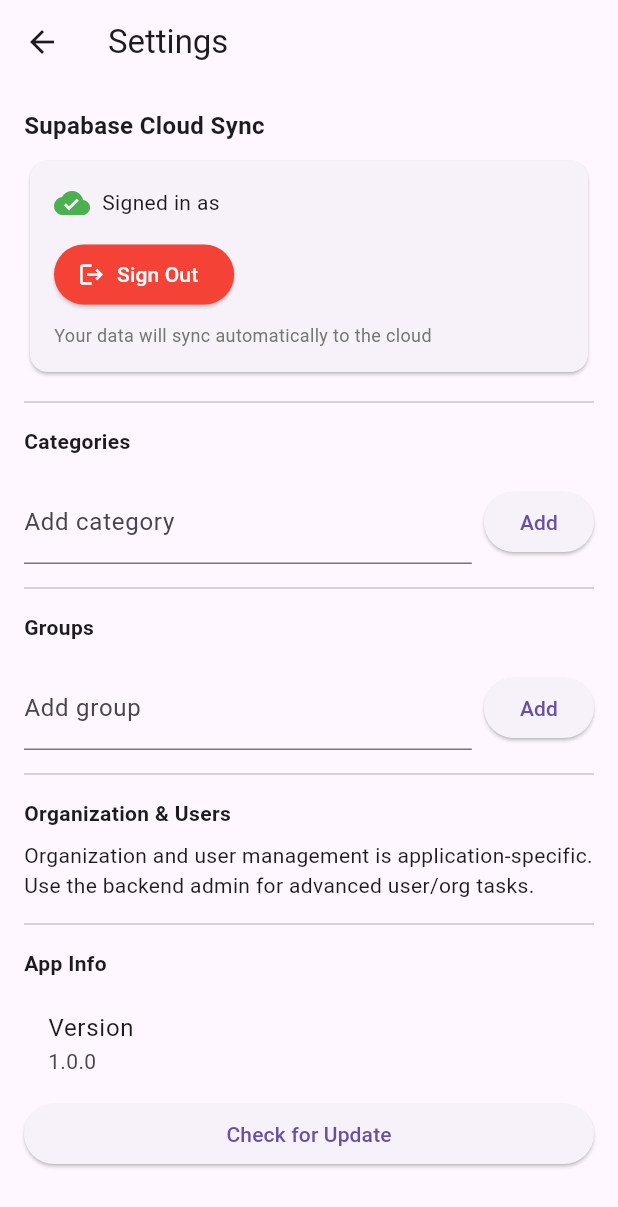
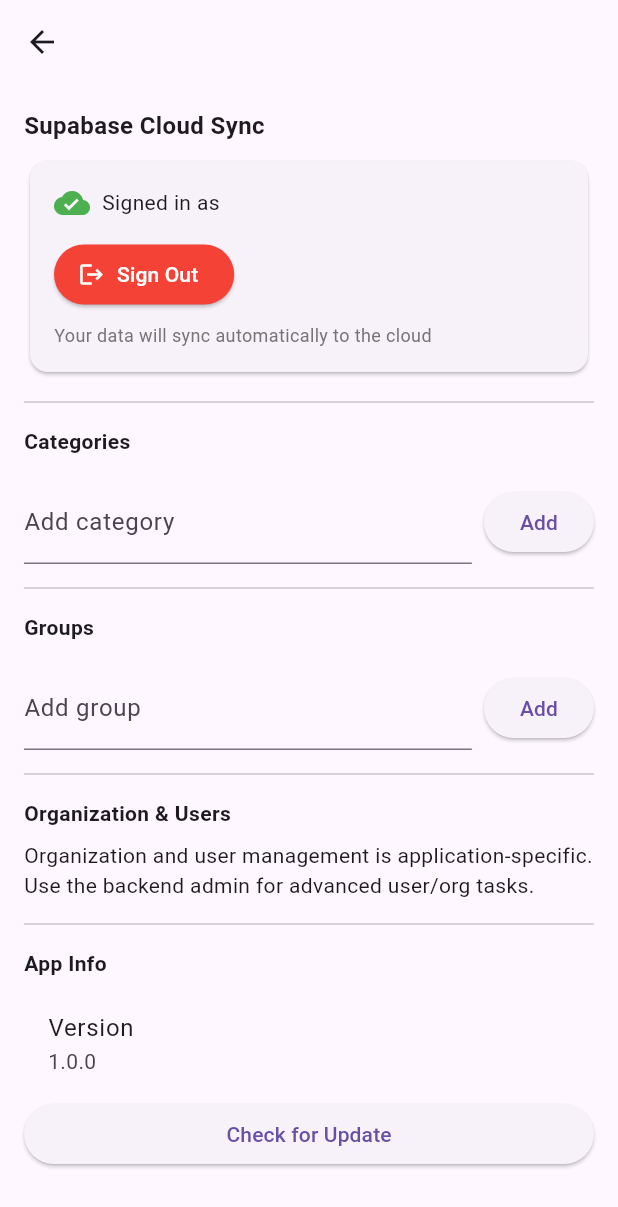
Before and after one commit to zhaojia511/linglong, a Flutter app: the screen it shows after launch, after a tap on the "settings" icon, on a phone screen of 412 x 824 dp. Shown: the top 1207 px of the screen. Run offline on Flutter 3.47's test engine with Material 3 defaults, Android fonts, the phone set to English and light mode, and no system bars; our stand-ins replace fl_chart, flutter_blue_plus, hive, hive_flutter, permission_handler, shared_preferences and 1 more; accounts and stored records are empty; generated files the repository leaves out were written again; project files that could hold a hidden picture were left out.

Commit message:
chore: auto-commit 2026-03-16 14:54

```diff
--- a/mobile_app/lib/screens/profile_screen.dart
+++ b/mobile_app/lib/screens/profile_screen.dart
@@ -18,7 +18,7 @@
   Widget build(BuildContext context) {
     return Scaffold(
       appBar: AppBar(
-        title: const Text('Team Members'),
+        title: null,
         actions: [
           IconButton(
             icon: const Icon(Icons.sync),
--- a/mobile_app/lib/screens/settings_screen.dart
+++ b/mobile_app/lib/screens/settings_screen.dart
@@ -144,7 +144,7 @@
     final currentUser = repo.currentUser;
 
     return Scaffold(
-      appBar: AppBar(title: const Text('Settings')),
+      appBar: AppBar(title: null),
       body: Consumer<SettingsService>(
         builder: (context, settings, child) {
           final categories = settings.getCategories();
--- a/mobile_app/lib/screens/training_history_screen.dart
+++ b/mobile_app/lib/screens/training_history_screen.dart
@@ -6,9 +6,7 @@
   @override
   Widget build(BuildContext context) {
     return Scaffold(
-      appBar: AppBar(
-        title: const Text('Training History'),
-      ),
+      appBar: AppBar(title: null),
       body: const Center(
         child: Text('Training History Screen'),
       ),
```
